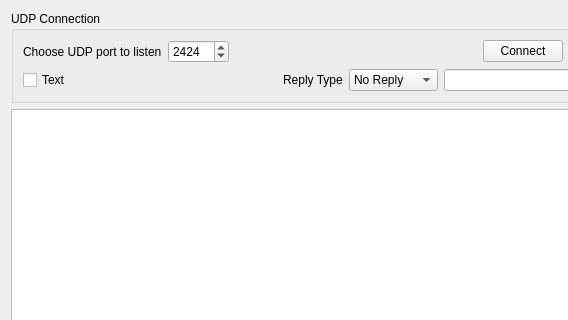
First picture: the form in udplistener.ui, repository khomchenkovaa/PortListener, before the edit; both pictures show x 0 to 568 and y 0 to 320 of the 672 by 418 pixel window.
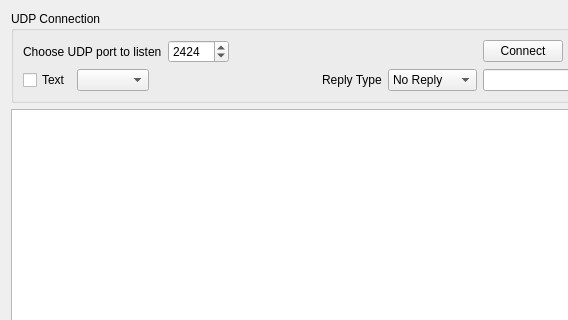
Second picture: the form after the edit.

Commit message: [ADD] source text codec option

Diff of the .ui file:
```diff
--- a/udplistener.ui
+++ b/udplistener.ui
@@ -80,6 +80,9 @@
           </property>
          </widget>
         </item>
+        <item>
+         <widget class="QComboBox" name="cmbCodec"/>
+        </item>
         <item>
          <spacer name="horizontalSpacer_2">
           <property name="orientation">
```
The commit also changes 8 other files.
